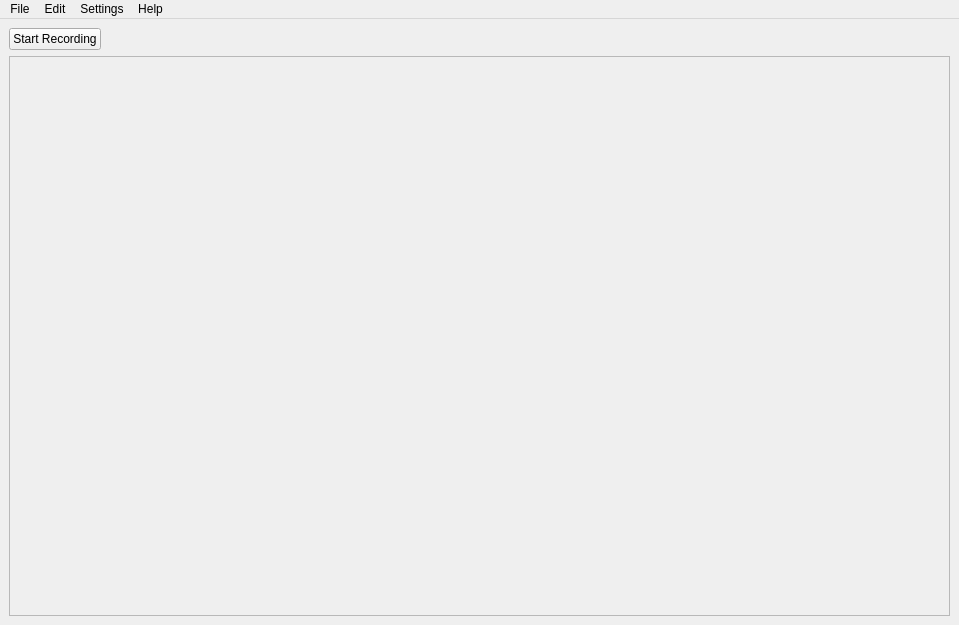
Qt form ui/MainWindow.ui (nickpnevmati/MacroRecorderPython) before a commit.
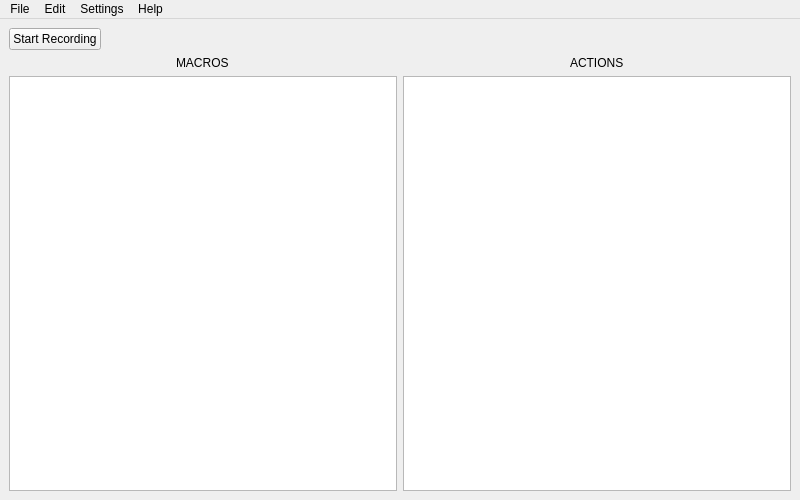
The same form after that commit.

The edit to the form file:
```diff
--- a/ui/MainWindow.ui
+++ b/ui/MainWindow.ui
@@ -6,8 +6,8 @@
    <rect>
     <x>0</x>
     <y>0</y>
-    <width>959</width>
-    <height>625</height>
+    <width>800</width>
+    <height>500</height>
    </rect>
   </property>
   <property name="sizePolicy">
@@ -16,6 +16,12 @@
     <verstretch>1</verstretch>
    </sizepolicy>
   </property>
+  <property name="minimumSize">
+   <size>
+    <width>800</width>
+    <height>500</height>
+   </size>
+  </property>
   <property name="windowTitle">
    <string>MacroRecorderPython</string>
   </property>
@@ -34,36 +40,18 @@
    </property>
    <layout class="QGridLayout" name="gridLayout">
     <item row="1" column="0">
-     <widget class="QScrollArea" name="scrollArea">
-      <property name="widgetResizable">
-       <bool>true</bool>
-      </property>
-      <widget class="QWidget" name="scrollAreaWidgetContents">
-       <property name="geometry">
-        <rect>
-         <x>0</x>
-         <y>0</y>
-         <width>939</width>
-         <height>550</height>
-        </rect>
-       </property>
-       <layout class="QVBoxLayout" name="verticalLayout_2">
-        <item>
-         <spacer name="verticalSpacer">
-          <property name="orientation">
-           <enum>Qt::Vertical</enum>
-          </property>
-          <property name="sizeHint" stdset="0">
-           <size>
-            <width>20</width>
-            <height>40</height>
-           </size>
-          </property>
-         </spacer>
-        </item>
-       </layout>
-      </widget>
-     </widget>
+     <layout class="QVBoxLayout" name="macroContainer">
+      <item alignment="Qt::AlignHCenter">
+       <widget class="QLabel" name="macrosLabel">
+        <property name="text">
+         <string>MACROS</string>
+        </property>
+       </widget>
+      </item>
+      <item>
+       <widget class="QListView" name="macrosListView"/>
+      </item>
+     </layout>
     </item>
     <item row="0" column="0">
      <layout class="QHBoxLayout" name="horizontalLayout">
@@ -89,6 +77,20 @@
       </item>
      </layout>
     </item>
+    <item row="1" column="1">
+     <layout class="QVBoxLayout" name="actionsContainer">
+      <item alignment="Qt::AlignHCenter">
+       <widget class="QLabel" name="actionsLabel">
+        <property name="text">
+         <string>ACTIONS</string>
+        </property>
+       </widget>
+      </item>
+      <item>
+       <widget class="QListView" name="actionsListView"/>
+      </item>
+     </layout>
+    </item>
    </layout>
   </widget>
   <widget class="QMenuBar" name="menubar">
@@ -96,7 +98,7 @@
     <rect>
      <x>0</x>
      <y>0</y>
-     <width>959</width>
+     <width>800</width>
      <height>22</height>
     </rect>
    </property>
```
Left out of the diff: 8 changed lines with no effect on the pictures.
